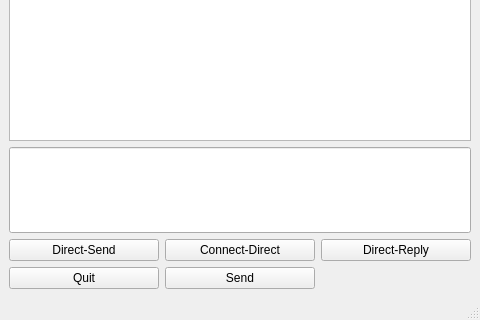
berndhs/egalite, file ui/dchat.ui: the form before one commit; both pictures show x 0 to 480 and y 320 to 640 of the 480 by 640 pixel window.
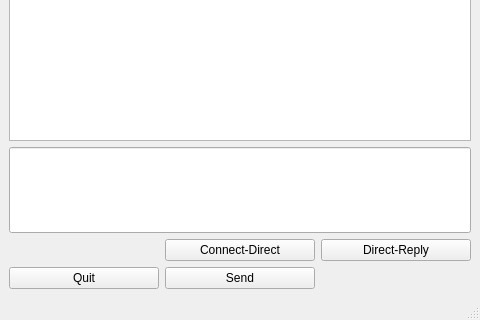
The form after the commit. Icons and pictures are not drawn.

Commit message: move direct chat status and content into separate tabbed widget

The edit to the form file:
```diff
--- a/ui/dchat.ui
+++ b/ui/dchat.ui
@@ -41,13 +41,6 @@
     </item>
     <item row="2" column="0">
      <layout class="QGridLayout" name="gridLayout">
-      <item row="0" column="0">
-       <widget class="QPushButton" name="sendDirectButton">
-        <property name="text">
-         <string>Direct-Send</string>
-        </property>
-       </widget>
-      </item>
       <item row="0" column="1">
        <widget class="QPushButton" name="directButton">
         <property name="text">
```
The commit also changes 13 other files.
